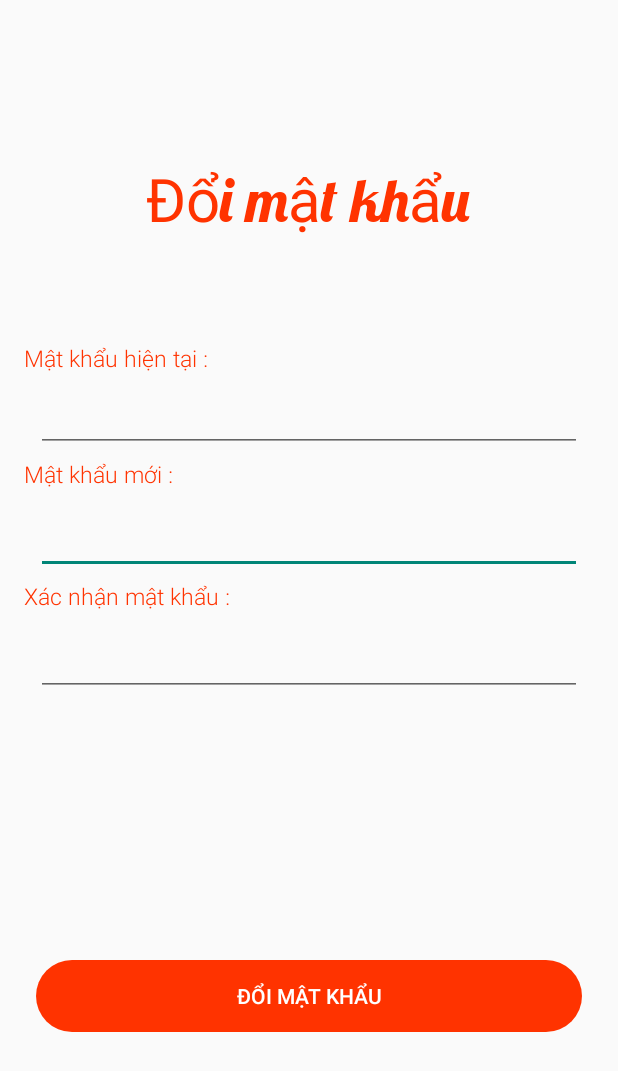
After one commit to Thuong-22/ORDER-FOOD, an Android app: the ChangePasswordActivity screen opened directly, with no data from a screen before it, on a phone screen of 412 x 824 dp. The commit adds this screen. Shown: the top 1071 px of the screen. Run offline under Robolectric (Android 15) with nearby library versions, the phone set to English and light mode, and no system bars; our stand-ins replace Firebase (no records; nobody signed in at launch, a user with empty details on screens opened directly); Roboto replaces fonts that are not available here; 1 statement that could not run was skipped.

Commit message:
Change_Password

```diff
--- a/app/src/main/java/com/example/mobileappdev_nt118n11/SignUp.java
+++ b/app/src/main/java/com/example/mobileappdev_nt118n11/SignUp.java
@@ -36,7 +36,7 @@ public class SignUp extends AppCompatActivity {
         etPhone=(EditText) findViewById(R.id.et_signup_phone);
         etEmail=(EditText) findViewById(R.id.et_signup_email);
         etAddress=(EditText) findViewById(R.id.et_signup_address);
-        btnSignUp=(Button) findViewById(R.id.btn_Sign_Up);
+        btnSignUp=(Button) findViewById(R.id.btn_sign_up);
         tvSignIn=(TextView)findViewById(R.id.tv_signup_login);
 
         //Firebase
--- /dev/null
+++ b/app/src/main/java/com/example/mobileappdev_nt118n11/ui/profile/ChangePasswordActivity.java
@@ -0,0 +1,75 @@
+package com.example.mobileappdev_nt118n11.ui.profile;
+
+import androidx.annotation.NonNull;
+import androidx.appcompat.app.AppCompatActivity;
+
+import android.content.Intent;
+import android.os.Bundle;
+import android.view.View;
+import android.widget.Button;
+import android.widget.EditText;
+import android.widget.Toast;
+
+import com.example.mobileappdev_nt118n11.Model.User;
+import com.example.mobileappdev_nt118n11.R;
+import com.example.mobileappdev_nt118n11.SignIn;
+import com.google.firebase.database.DataSnapshot;
+import com.google.firebase.database.DatabaseError;
+import com.google.firebase.database.FirebaseDatabase;
+import com.google.firebase.database.ValueEventListener;
+
+public class ChangePasswordActivity extends AppCompatActivity {
+    private Button btn_changepass;
+    private EditText ed_password, ed_newpassword, ed_confimpassword;
+    private FirebaseDatabase database;
+    String Password;
+    @Override
+    protected void onCreate(Bundle savedInstanceState) {
+        super.onCreate(savedInstanceState);
+        setContentView(R.layout.activity_change_password);
+        btn_changepass= (Button)findViewById(R.id.btn_change_password);
+        ed_password=(EditText) findViewById(R.id.et_changepassword_password);
+        ed_newpassword=(EditText) findViewById(R.id.et_changepassword_newpassword);
+        ed_confimpassword=(EditText) findViewById(R.id.et_changepassword_confimpassword);
+
+
+
+        database = FirebaseDatabase.getInstance();
+        database.getReference().child("User").addValueEventListener(new ValueEventListener() {
+            @Override
+            public void onDataChange(@NonNull DataSnapshot snapshot) {
+                User user = snapshot.child(Phone.Key_Phone).getValue(User.class);
+                Password= user.getPassword();
+            }
+            @Override
+            public void onCancelled(@NonNull DatabaseError error) {
+
+            }
+
+        });
+        btn_changepass.setOnClickListener(new View.OnClickListener() {
+            @Override
+            public void onClick(View view) {
+                if(ed_password.getText().toString().equals(Password))
+                {
+                    if(ed_newpassword.getText().toString().equals(ed_confimpassword.getText().toString()))
+                    {
+                        database.getReference().child("User").child(Phone.Key_Phone).child("Password").setValue(ed_newpassword.getText().toString());
+                        Toast.makeText(ChangePasswordActivity.this, "Đổi mật khẩu thành công, vui lòng đăng nhập lại !", Toast.LENGTH_SHORT).show();
+                        Intent signin = new Intent(ChangePasswordActivity.this, SignIn.class);
+                        startActivity(signin);
+                        finish();
+                    }
+                    else
+                    {
+                        Toast.makeText(ChangePasswordActivity.this, "Mật khẩu không khớp.", Toast.LENGTH_SHORT).show();
+                    }
+                }
+                else
+                {
+                    Toast.makeText(ChangePasswordActivity.this, "Mật khẩu hiện tại không đúng.", Toast.LENGTH_SHORT).show();
+                }
+            }
+        });
+    };
+}
--- /dev/null
+++ b/app/src/main/java/com/example/mobileappdev_nt118n11/ui/profile/Phone.java
@@ -0,0 +1,5 @@
+package com.example.mobileappdev_nt118n11.ui.profile;
+
+public class Phone {
+    public static String Key_Phone="";
+}
--- a/app/src/main/res/drawable/search_background.xml
+++ b/app/src/main/res/drawable/search_background.xml
@@ -2,5 +2,5 @@
 <shape xmlns:android="http://schemas.android.com/apk/res/android">
     <stroke android:color="@color/light_gray"
         android:width="2dp"/>
-    <corners android:radius="45dp"/>
+    <corners android:radius="50dp"/>
 </shape>
--- /dev/null
+++ b/app/src/main/res/layout/activity_change_password.xml
@@ -0,0 +1,115 @@
+<?xml version="1.0" encoding="utf-8"?>
+<androidx.constraintlayout.widget.ConstraintLayout xmlns:android="http://schemas.android.com/apk/res/android"
+    xmlns:app="http://schemas.android.com/apk/res-auto"
+    xmlns:tools="http://schemas.android.com/tools"
+    android:layout_width="match_parent"
+    android:layout_height="match_parent"
+    tools:context=".ui.profile.ChangePasswordActivity">
+
+    <TextView
+        android:id="@+id/tv_changepassword"
+        android:layout_width="wrap_content"
+        android:layout_height="wrap_content"
+        android:layout_marginTop="108dp"
+        android:fontFamily="@font/lobster"
+        android:text="Đổi mật khẩu"
+        android:textAppearance="@style/TextAppearance.AppCompat.Body1"
+        android:textColor="@color/orange"
+        android:textSize="40sp"
+        app:layout_constraintHorizontal_bias="0.496"
+        app:layout_constraintLeft_toLeftOf="parent"
+        app:layout_constraintRight_toRightOf="parent"
+        app:layout_constraintTop_toTopOf="parent" />
+
+    <EditText
+        android:id="@+id/et_changepassword_newpassword"
+        android:layout_width="0dp"
+        android:layout_height="wrap_content"
+        android:layout_marginHorizontal="24dp"
+        android:layout_marginTop="8dp"
+        android:inputType="textPassword"
+        android:textSize="@dimen/text_size_middle"
+        app:layout_constraintLeft_toLeftOf="parent"
+        app:layout_constraintRight_toRightOf="parent"
+        app:layout_constraintTop_toBottomOf="@id/tv_changepassword_newpassword" />
+
+    <EditText
+        android:id="@+id/et_changepassword_password"
+        android:layout_width="0dp"
+        android:layout_height="wrap_content"
+        android:layout_marginHorizontal="24dp"
+        android:layout_marginTop="4dp"
+        android:inputType="textPassword"
+        android:textSize="@dimen/text_size_middle"
+        app:layout_constraintLeft_toLeftOf="parent"
+        app:layout_constraintRight_toRightOf="parent"
+        app:layout_constraintTop_toBottomOf="@id/tv_changepass_password" />
+
+    <TextView
+        android:id="@+id/tv_signup_pass"
+        android:layout_width="wrap_content"
+        android:layout_height="wrap_content"
+        android:layout_marginLeft="16dp"
+        android:layout_marginTop="4dp"
+        android:fontFamily="sans-serif-light"
+        android:text="@string/confim_password"
+        android:textColor="@color/orange"
+        android:textSize="@dimen/text_size_small"
+        app:layout_constraintLeft_toLeftOf="parent"
+        app:layout_constraintTop_toBottomOf="@+id/et_changepassword_newpassword" />
+
+    <EditText
+        android:id="@+id/et_changepassword_confimpassword"
+        android:layout_width="0dp"
+        android:layout_height="wrap_content"
+        android:layout_marginHorizontal="24dp"
+        android:layout_marginTop="8dp"
+        android:inputType="textPassword"
+        android:textSize="@dimen/text_size_middle"
+        app:layout_constraintLeft_toLeftOf="parent"
+        app:layout_constraintRight_toRightOf="parent"
+        app:layout_constraintTop_toBottomOf="@id/tv_signup_pass" />
+
+    <TextView
+        android:id="@+id/tv_changepass_password"
+        android:layout_width="wrap_content"
+        android:layout_height="wrap_content"
+        android:layout_marginLeft="16dp"
+        android:layout_marginTop="60dp"
+        android:fontFamily="sans-serif-light"
+        android:text="Mật khẩu hiện tại :"
+        android:textColor="@color/orange"
+        android:textSize="@dimen/text_size_small"
+        app:layout_constraintLeft_toLeftOf="parent"
+        app:layout_constraintTop_toBottomOf="@+id/tv_changepassword" />
+
+    <TextView
+        android:id="@+id/tv_changepassword_newpassword"
+        android:layout_width="wrap_content"
+        android:layout_height="wrap_content"
+        android:layout_marginLeft="16dp"
+        android:layout_marginTop="4dp"
+        android:fontFamily="sans-serif-light"
+        android:text="@string/new_password"
+        android:textColor="@color/orange"
+        android:textSize="@dimen/text_size_small"
+        app:layout_constraintLeft_toLeftOf="parent"
+        app:layout_constraintTop_toBottomOf="@+id/et_changepassword_password" />
+
+    <Button
+        android:id="@+id/btn_change_password"
+        android:layout_width="0dp"
+        android:layout_height="wrap_content"
+        android:layout_marginHorizontal="24dp"
+        android:layout_marginBottom="136dp"
+        android:background="@drawable/btn_design"
+        android:text="ĐỔI MẬT KHẨU"
+        android:textColor="@color/white"
+        android:textSize="@dimen/btn_text"
+        app:backgroundTint="@color/orange"
+        app:layout_constraintBottom_toBottomOf="parent"
+        app:layout_constraintHorizontal_bias="0.02"
+        app:layout_constraintLeft_toLeftOf="parent"
+        app:layout_constraintRight_toRightOf="parent" />
+
+</androidx.constraintlayout.widget.ConstraintLayout>
--- a/app/src/main/res/layout/activity_search.xml
+++ b/app/src/main/res/layout/activity_search.xml
@@ -17,9 +17,9 @@
         android:singleLine="true"
         app:mt_hint="@string/search_hint"
         android:background="@drawable/search_background"
-        android:padding="4dp"
         android:drawablePadding="9dp"
-        android:layout_marginTop="4dp"
+        android:padding="12dp"
+        android:layout_marginTop="8dp"
         app:layout_constraintStart_toStartOf="parent"
         app:layout_constraintEnd_toEndOf="parent"
         app:layout_constraintTop_toTopOf="parent" />
--- a/app/src/main/res/layout/fragment_profile.xml
+++ b/app/src/main/res/layout/fragment_profile.xml
@@ -40,7 +40,7 @@
             android:textColor="@color/light_orange"
             android:textSize="@dimen/text_size_small" />
 
-        <TextView
+        <EditText
             android:id="@+id/tv_profile_name"
             android:layout_width="match_parent"
             android:layout_height="wrap_content"
@@ -72,7 +72,7 @@
             android:textSize="@dimen/text_size_small"
             android:text="Email"/>
 
-        <TextView
+        <EditText
             android:id="@+id/tv_profile_email"
             android:layout_width="match_parent"
             android:layout_height="wrap_content"
@@ -88,7 +88,7 @@
             android:textSize="@dimen/text_size_small"
             android:text="Địa chỉ"/>
 
-        <TextView
+        <EditText
             android:id="@+id/tv_profile_address"
             android:layout_width="match_parent"
             android:layout_height="wrap_content"
--- a/app/src/main/res/values/strings.xml
+++ b/app/src/main/res/values/strings.xml
@@ -21,6 +21,9 @@
     <string name="menu_orders">Orders</string>
     <string name="search_hint">Bạn đói chưa? Cùng tìm món ngon nào</string>
 
+    <string name="new_password">Mật khẩu mới : </string>
+    <string name="confim_password">Xác nhận mật khẩu : </string>
+
     <!-- TODO: Remove or change this placeholder text -->
     <string name="hello_blank_fragment">Hello blank fragment</string>
     <string name="title_activity_management">ManagementActivity</string>
```
Also changed, not shown: app/src/main/AndroidManifest.xml (+7 -1 lines), app/src/main/java/com/example/mobileappdev_nt118n11/SignIn.java (+12 -1 lines), app/src/main/java/com/example/mobileappdev_nt118n11/ui/home/HomeFragment.java (+15 -0 lines), app/src/main/java/com/example/mobileappdev_nt118n11/ui/profile/ProfileFragment.java (+36 -9 lines), app/src/main/res/layout/activity_sign_up.xml (+12 -12 lines).
